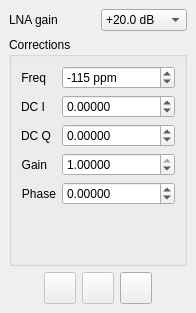
Old version of the form qtgui/dockfcdctl.ui in the repository gqrx-sdr/gqrx.
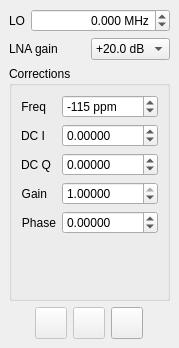
New version of the form. Icons and pictures are not drawn.

The edit to the form file:
```diff
--- a/qtgui/dockfcdctl.ui
+++ b/qtgui/dockfcdctl.ui
@@ -6,8 +6,8 @@
    <rect>
     <x>0</x>
     <y>0</y>
-    <width>196</width>
-    <height>313</height>
+    <width>179</width>
+    <height>348</height>
    </rect>
   </property>
   <property name="floating">
@@ -21,6 +21,48 @@
   </property>
   <widget class="QWidget" name="dockWidgetContents">
    <layout class="QVBoxLayout" name="verticalLayout">
+    <item>
+     <layout class="QHBoxLayout" name="horizontalLayout_3">
+      <item>
+       <widget class="QLabel" name="lnbLabel">
+        <property name="text">
+         <string>LO</string>
+        </property>
+       </widget>
+      </item>
+      <item>
+       <widget class="QDoubleSpinBox" name="lnbSpinBox">
+        <property name="sizePolicy">
+         <sizepolicy hsizetype="MinimumExpanding" vsizetype="Fixed">
+          <horstretch>0</horstretch>
+          <verstretch>0</verstretch>
+         </sizepolicy>
+        </property>
+        <property name="toolTip">
+         <string>Local oscillator of up or down converter</string>
+        </property>
+        <property name="statusTip">
+         <string/>
+        </property>
+        <property name="alignment">
+         <set>Qt::AlignRight|Qt::AlignTrailing|Qt::AlignVCenter</set>
+        </property>
+        <property name="suffix">
+         <string> MHz</string>
+        </property>
+        <property name="decimals">
+         <number>3</number>
+        </property>
+        <property name="minimum">
+         <double>-2000.000000000000000</double>
+        </property>
+        <property name="maximum">
+         <double>7900.000000000000000</double>
+        </property>
+       </widget>
+      </item>
+     </layout>
+    </item>
     <item>
      <layout class="QHBoxLayout" name="horizontalLayout_2">
       <item>
```
Left out of the diff: 2 changed lines with no effect on the pictures.
